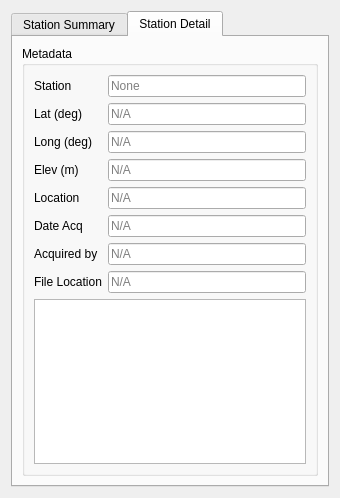
MTgeophysics/mtpy, file mtpy/gui/SmartMT/ui_asset/station_status.ui: the form before one commit.
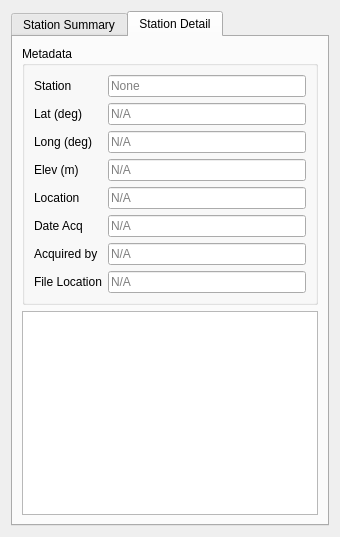
The form after the commit.

What changed in the file:
```diff
--- a/mtpy/gui/SmartMT/ui_asset/station_status.ui
+++ b/mtpy/gui/SmartMT/ui_asset/station_status.ui
@@ -7,7 +7,7 @@
     <x>0</x>
     <y>0</y>
     <width>340</width>
-       <height>498</height>
+       <height>537</height>
    </rect>
   </property>
   <property name="windowTitle">
@@ -180,14 +180,17 @@
             </property>
            </widget>
           </item>
-             <item row="8" column="0" colspan="2">
+         </layout>
+        </widget>
+       </item>
+          <item>
                  <widget class="QPlainTextEdit" name="plainTextEdit_edi_text">
                      <property name="lineWrapMode">
                          <enum>QPlainTextEdit::NoWrap</enum>
                      </property>
-                 </widget>
-             </item>
-         </layout>
+                  <property name="readOnly">
+                      <bool>true</bool>
+                  </property>
         </widget>
        </item>
       </layout>
```
Lines whose indentation alone changed are shown as unchanged.
